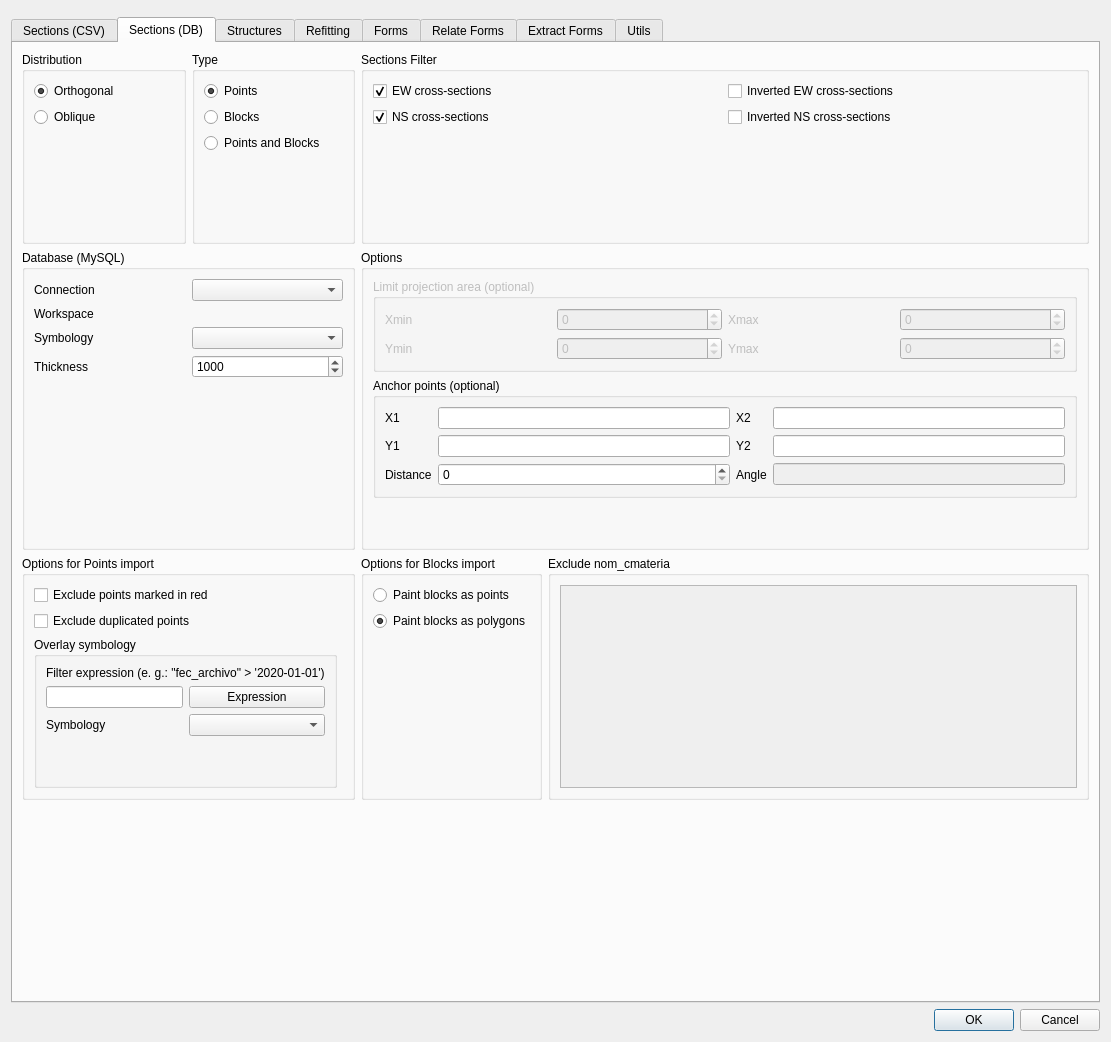
Above: sugar_tools_dialog.ui from psigcat/sugartools before the change. Below: the same form after it.
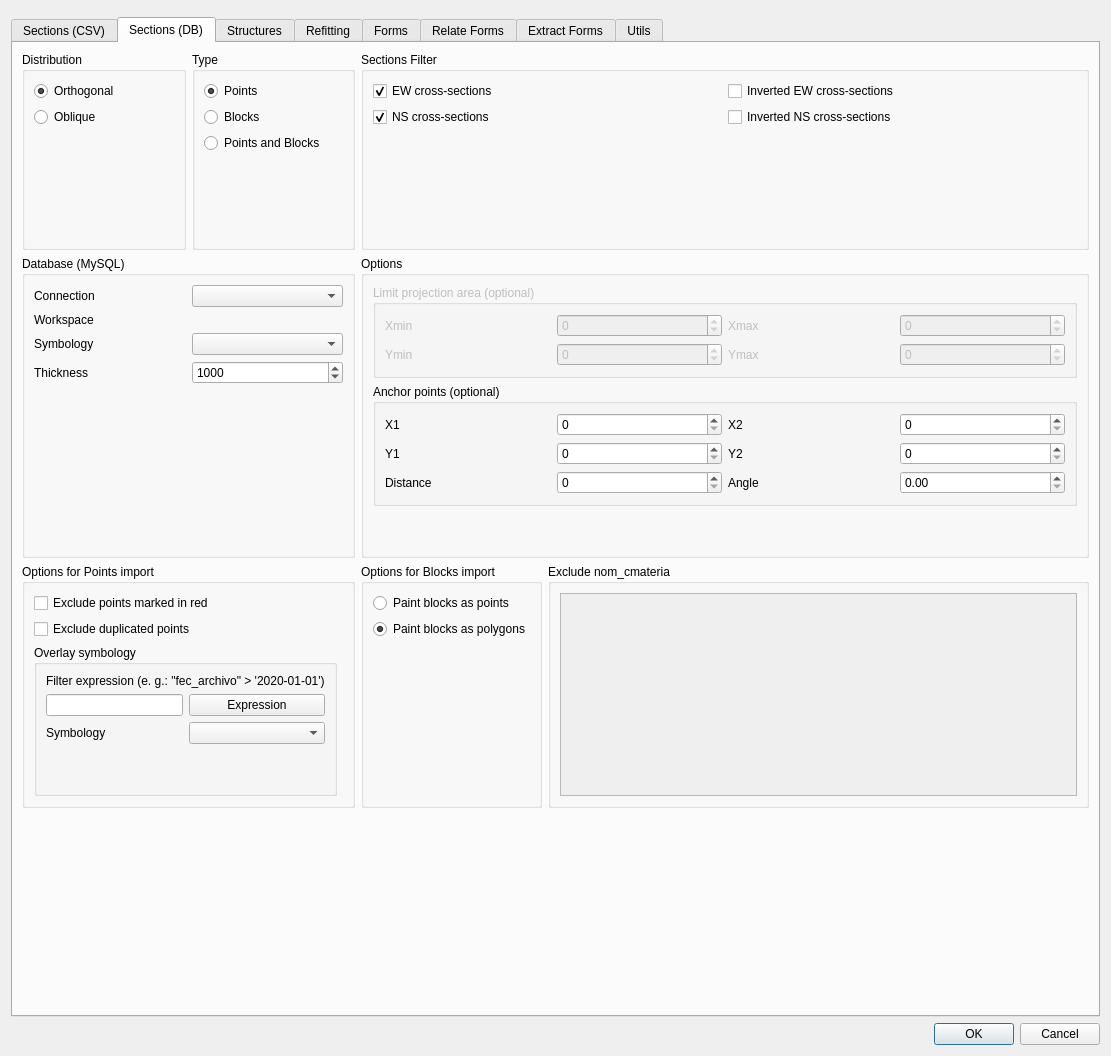
That is the form after the change. The open tabs and pages were chosen to show the change. Custom widgets are drawn as their Qt base class.

Commit message: oblique slicing function, see #69

The edit to the form file:
```diff
--- a/sugar_tools_dialog.ui
+++ b/sugar_tools_dialog.ui
@@ -7,7 +7,7 @@
     <x>0</x>
     <y>0</y>
     <width>1111</width>
-    <height>1042</height>
+    <height>1056</height>
    </rect>
   </property>
   <property name="windowTitle">
@@ -599,64 +599,50 @@
              <string>Anchor points (optional)</string>
             </property>
             <layout class="QGridLayout" name="gridLayout_19">
-             <item row="2" column="0">
-              <widget class="QLabel" name="anchorpoint_distance_db_label">
-               <property name="text">
-                <string>Distance</string>
+             <item row="0" column="3">
+              <widget class="QgsDoubleSpinBox" name="anchorpoint_x2_db">
+               <property name="decimals">
+                <number>0</number>
                </property>
-              </widget>
-             </item>
-             <item row="2" column="3">
-              <widget class="QLineEdit" name="anchorpoint_angle_db">
-               <property name="enabled">
-                <bool>false</bool>
+               <property name="maximum">
+                <double>1000000.000000000000000</double>
                </property>
-               <property name="text">
-                <string/>
-               </property>
               </widget>
              </item>
-             <item row="0" column="1">
-              <widget class="QLineEdit" name="anchorpoint_x1_db"/>
-             </item>
-             <item row="2" column="2">
+             <item row="3" column="2">
               <widget class="QLabel" name="anchorpoint_angle_db_label">
                <property name="text">
                 <string>Angle</string>
                </property>
               </widget>
              </item>
-             <item row="1" column="1">
-              <widget class="QLineEdit" name="anchorpoint_y1_db">
-               <property name="text">
-                <string/>
+             <item row="3" column="3">
+              <widget class="QgsDoubleSpinBox" name="anchorpoint_angle_db">
+               <property name="decimals">
+                <number>2</number>
+               </property>
+               <property name="maximum">
+                <double>180.000000000000000</double>
                </property>
               </widget>
              </item>
-             <item row="1" column="2">
+             <item row="2" column="2">
               <widget class="QLabel" name="label_43_db_10">
                <property name="text">
                 <string>Y2</string>
                </property>
               </widget>
              </item>
-             <item row="0" column="2">
-              <widget class="QLabel" name="label_43_db_11">
-               <property name="text">
-                <string>X2</string>
+             <item row="2" column="1">
+              <widget class="QgsDoubleSpinBox" name="anchorpoint_y1_db">
+               <property name="decimals">
+                <number>0</number>
                </property>
-              </widget>
-             </item>
-             <item row="1" column="0">
-              <widget class="QLabel" name="label_43_db_12">
-               <property name="text">
-                <string>Y1</string>
+               <property name="maximum">
+                <double>1000000.000000000000000</double>
                </property>
               </widget>
              </item>
-             <item row="0" column="3">
-              <widget class="QLineEdit" name="anchorpoint_x2_db"/>
-             </item>
              <item row="0" column="0">
               <widget class="QLabel" name="label_43_db_13">
                <property name="text">
@@ -664,7 +650,20 @@
                </property>
               </widget>
              </item>
-             <item row="2" column="1">
+             <item row="0" column="1">
+              <widget class="QgsDoubleSpinBox" name="anchorpoint_x1_db">
+               <property name="decimals">
+                <number>0</number>
+               </property>
+               <property name="maximum">
+                <double>1000000.000000000000000</double>
+               </property>
+               <property name="singleStep">
+                <double>1000.000000000000000</double>
+               </property>
+              </widget>
+             </item>
+             <item row="3" column="1">
               <widget class="QgsDoubleSpinBox" name="anchorpoint_distance_db">
                <property name="decimals">
                 <number>0</number>
@@ -674,10 +673,34 @@
                </property>
               </widget>
              </item>
-             <item row="1" column="3">
-              <widget class="QLineEdit" name="anchorpoint_y2_db">
+             <item row="3" column="0">
+              <widget class="QLabel" name="anchorpoint_distance_db_label">
                <property name="text">
-                <string/>
+                <string>Distance</string>
+               </property>
+              </widget>
+             </item>
+             <item row="0" column="2">
+              <widget class="QLabel" name="label_43_db_11">
+               <property name="text">
+                <string>X2</string>
+               </property>
+              </widget>
+             </item>
+             <item row="2" column="0">
+              <widget class="QLabel" name="label_43_db_12">
+               <property name="text">
+                <string>Y1</string>
+               </property>
+              </widget>
+             </item>
+             <item row="2" column="3">
+              <widget class="QgsDoubleSpinBox" name="anchorpoint_y2_db">
+               <property name="decimals">
+                <number>0</number>
+               </property>
+               <property name="maximum">
+                <double>1000000.000000000000000</double>
                </property>
               </widget>
              </item>
```
Left out of the diff: 4 changed lines with no effect on the pictures. The commit also changes 1 other file.
